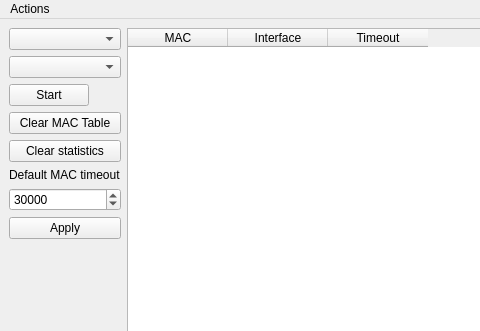
Before: the Qt Designer form mainwindow.ui in sasetz/psip_switch, drawn with Qt 5; both pictures show x 0 to 480 and y 0 to 331 of the 1135 by 765 pixel window.
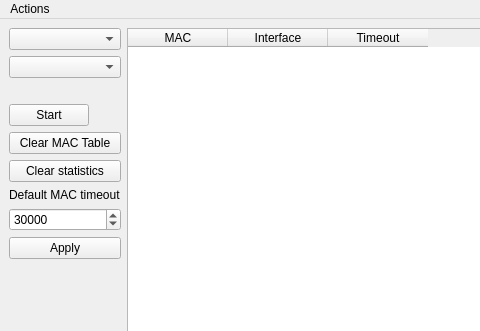
After: the same form once the commit is applied.

What changed in the file:
```diff
--- a/mainwindow.ui
+++ b/mainwindow.ui
@@ -43,7 +43,12 @@
        <widget class="QComboBox" name="interface1"/>
       </item>
       <item>
-       <layout class="QHBoxLayout" name="horizontalLayout">
+       <widget class="QLabel" name="status">
+        <property name="text">
+         <string/>
+        </property>
+       </widget>
+      </item>
         <item>
          <widget class="QPushButton" name="start_stop_button">
           <property name="sizePolicy">
@@ -56,15 +61,6 @@
            <string>Start</string>
           </property>
          </widget>
-        </item>
-        <item>
-         <widget class="QLabel" name="status">
-          <property name="text">
-           <string/>
-          </property>
-         </widget>
-        </item>
-       </layout>
       </item>
       <item>
        <widget class="QPushButton" name="clear_macs">
```
Lines whose indentation alone changed are shown as unchanged.
